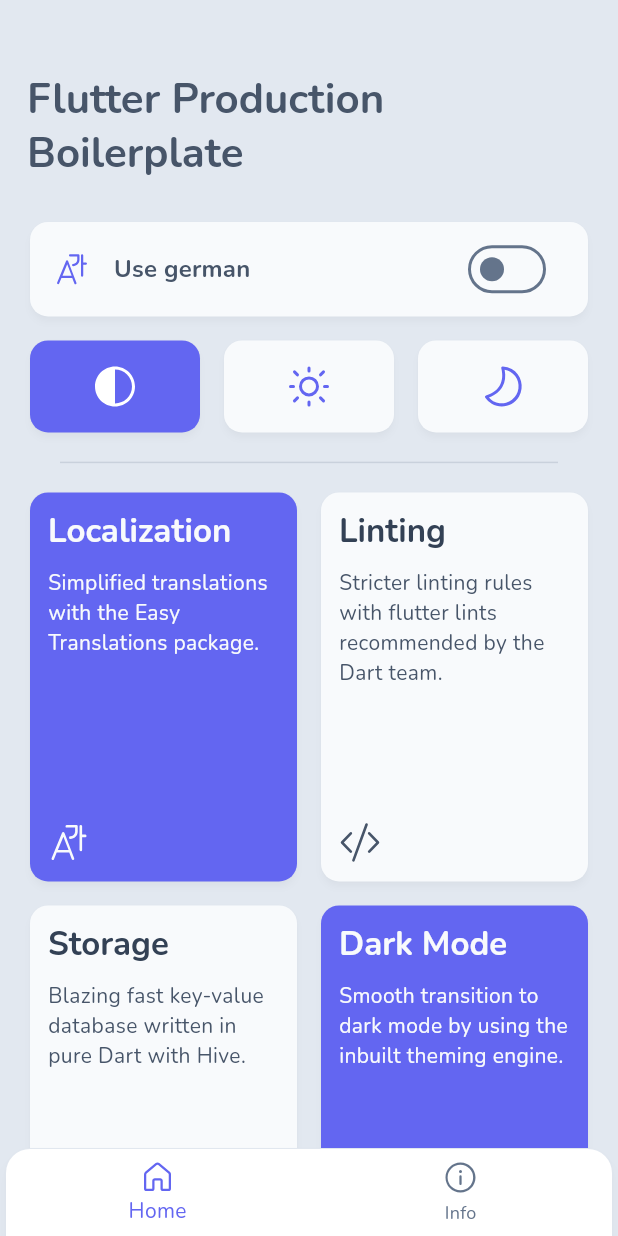
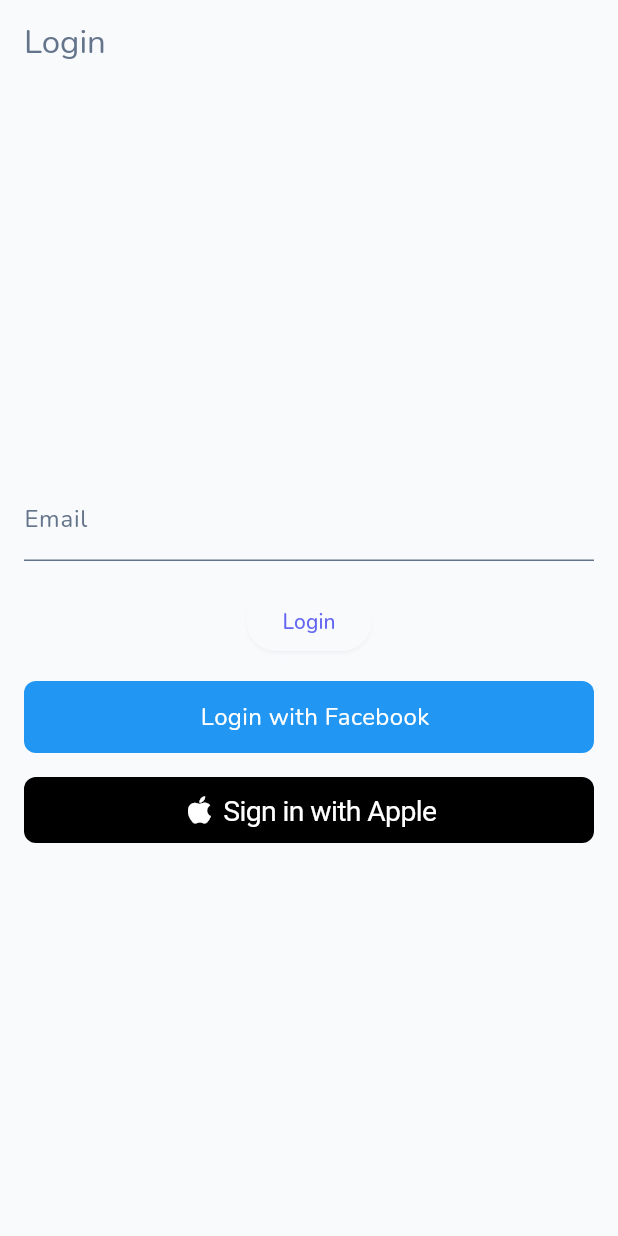
Before and after one commit to nblauren/skillswap, a Flutter app: the screen it shows after launch, on a phone screen of 412 x 824 dp. Run offline on Flutter 3.47's test engine with Material 3 defaults, Android fonts, the phone set to English and light mode, and no system bars; drawn by our look-alikes of sign_in_with_apple; our stand-ins replace cloud_firestore, easy_localization, equatable, firebase_auth, firebase_core, fluentui_system_icons and 5 more; missing offline and left inert: flutter_displaymode, flutter_facebook_auth; accounts and stored records are empty.

```diff
--- a/lib/main.dart
+++ b/lib/main.dart
@@ -1,28 +1,44 @@
 import 'dart:io';
 
 import 'package:easy_localization/easy_localization.dart';
+import 'package:firebase_core/firebase_core.dart'; // Import Firebase Core
 import 'package:flutter/material.dart';
 import 'package:flutter_bloc/flutter_bloc.dart';
 import 'package:flutter_displaymode/flutter_displaymode.dart';
 import 'package:hive/hive.dart';
 import 'package:hydrated_bloc/hydrated_bloc.dart';
 import 'package:path_provider/path_provider.dart';
+import 'package:skill_swap/firebase_options.dart';
+import 'package:skill_swap/services/locator_service.dart';
+import 'package:skill_swap/ui/screens/login_screen.dart';
 
 import 'config/theme.dart';
 import 'cubit/theme_cubit.dart';
 import 'ui/screens/skeleton_screen.dart';
 
-/// Try using const constructors as much as possible!
+/// The main entry point of the application.
+void main() async {
+  WidgetsFlutterBinding.ensureInitialized();
 
-void main() async {
+  // Initialize Firebase
+  await Firebase.initializeApp(
+    options: DefaultFirebaseOptions.currentPlatform,
+  );
+
+  // Configure dependency injection
+  await LocatorService.configureLocalModuleInjection();
+
   /// Initialize packages
-  WidgetsFlutterBinding.ensureInitialized();
   await EasyLocalization.ensureInitialized();
   if (Platform.isAndroid) {
     await FlutterDisplayMode.setHighRefreshRate();
   }
+
+  // Initialize Hive
   final Directory tmpDir = await getTemporaryDirectory();
   Hive.init(tmpDir.toString());
+
+  // Initialize Hydrated Bloc
   HydratedBloc.storage = await HydratedStorage.build(
     storageDirectory: tmpDir,
   );
@@ -41,6 +57,7 @@ void main() async {
   );
 }
 
+/// The root widget of the application.
 class MyApp extends StatelessWidget {
   const MyApp({super.key});
 
@@ -52,7 +69,7 @@ class MyApp extends StatelessWidget {
         builder: (BuildContext context, ThemeModeState state) {
           return MaterialApp(
             /// Localization is not available for the title.
-            title: 'Flutter Production Boilerplate',
+            title: 'SkillSwap',
 
             /// Theme stuff
             theme: lightTheme,
@@ -64,7 +81,7 @@ class MyApp extends StatelessWidget {
             supportedLocales: context.supportedLocales,
             locale: context.locale,
             debugShowCheckedModeBanner: false,
-            home: const SkeletonScreen(),
+            home: const LoginScreen(),
           );
         },
       ),
--- /dev/null
+++ b/lib/ui/screens/login_screen.dart
@@ -0,0 +1,137 @@
+import 'package:flutter/material.dart';
+import 'package:firebase_auth/firebase_auth.dart';
+import 'package:flutter_facebook_auth/flutter_facebook_auth.dart';
+import 'package:sign_in_with_apple/sign_in_with_apple.dart';
+import 'package:skill_swap/ui/widgets/login_screen/apple_login_button.dart';
+
+class LoginScreen extends StatefulWidget {
+  const LoginScreen({Key? key}) : super(key: key);
+
+  @override
+  State<LoginScreen> createState() => _LoginScreenState();
+}
+
+class _LoginScreenState extends State<LoginScreen> {
+  final FirebaseAuth _auth = FirebaseAuth.instance;
+  final TextEditingController _emailController = TextEditingController();
+  bool _isLoading = false;
+
+  Future<void> _login(BuildContext context) async {
+    setState(() {
+      _isLoading = true;
+    });
+
+    try {
+      final emailLink = await _auth.sendSignInLinkToEmail(
+        email: _emailController.text.trim(),
+        actionCodeSettings: ActionCodeSettings(
+            url: 'https://www.example.com/finishSignUp?cartId=1234',
+            handleCodeInApp: true,
+            iOSBundleId: 'dev.nikkothe.skillswap',
+            androidPackageName: 'dev.nikkothe.skillswap',
+            androidInstallApp: true,
+            androidMinimumVersion: '12'),
+      );
+      final UserCredential userCredential = await _auth.signInWithEmailLink(
+          email: _emailController.text.trim(), emailLink: "");
+
+      // TODO: Handle successful login
+    } catch (e) {
+      // TODO: Handle login error
+      print(e);
+    }
+
+    setState(() {
+      _isLoading = false;
+    });
+  }
+
+  Future<void> _loginWithFacebook(BuildContext context) async {
+    setState(() {
+      _isLoading = true;
+    });
+
+    try {
+      final LoginResult result = await FacebookAuth.instance.login();
+
+      if (result.status == LoginStatus.success) {
+        final AccessToken accessToken = result.accessToken!;
+        final OAuthCredential credential =
+            FacebookAuthProvider.credential(accessToken.token);
+
+        final UserCredential userCredential =
+            await _auth.signInWithCredential(credential);
+
+        // TODO: Handle successful login with Facebook
+      } else {
+        // TODO: Handle Facebook login error
+        print(result.message);
+      }
+    } catch (e) {
+      // TODO: Handle Facebook login error
+      print(e);
+    }
+
+    setState(() {
+      _isLoading = false;
+    });
+  }
+
+  @override
+  Widget build(BuildContext context) {
+    return Scaffold(
+      appBar: AppBar(
+        title: const Text('Login'),
+      ),
+      body: Container(
+        child: Padding(
+          padding: const EdgeInsets.all(16.0),
+          child: Column(
+            mainAxisAlignment: MainAxisAlignment.center,
+            children: [
+              TextField(
+                controller: _emailController,
+                decoration: const InputDecoration(
+                  labelText: 'Email',
+                ),
+              ),
+              const SizedBox(height: 16.0),
+              ElevatedButton(
+                onPressed: _isLoading ? null : () => _login(context),
+                child: _isLoading
+                    ? const CircularProgressIndicator()
+                    : const Text('Login'),
+              ),
+              const SizedBox(height: 16.0),
+              InkWell(
+                onTap: _isLoading ? null : () => _loginWithFacebook(context),
+                child: Container(
+                  height: 48.0,
+                  decoration: BoxDecoration(
+                    color: Colors.blue,
+                    borderRadius: BorderRadius.circular(8.0),
+                  ),
+                  child: Row(
+                    mainAxisAlignment: MainAxisAlignment.center,
+                    children: [
+                      const SizedBox(width: 8.0),
+                      Text(
+                        'Login with Facebook',
+                        style: TextStyle(
+                          color: Colors.white,
+                          fontSize: 16.0,
+                        ),
+                      ),
+                    ],
+                  ),
+                ),
+              ),
+              const SizedBox(height: 16.0),
+              const AppleLoginButton(),
+            ],
+          ),
+        ),
+      ),
+    );
+  }
+}
--- /dev/null
+++ b/lib/ui/widgets/login_screen/apple_login_button.dart
@@ -0,0 +1,35 @@
+import 'package:firebase_auth/firebase_auth.dart';
+import 'package:flutter/material.dart';
+import 'package:sign_in_with_apple/sign_in_with_apple.dart';
+
+class AppleLoginButton extends StatelessWidget {
+  const AppleLoginButton({super.key});
+
+  @override
+  Widget build(BuildContext context) {
+    return SignInWithAppleButton(
+      onPressed: () {
+        // Logic for Apple login
+        signInWithFacebook();
+      },
+      text: 'Sign in with Apple',
+    );
+  }
+
+  Future<void> signInWithFacebook() async {
+    final AuthorizationCredentialAppleID appleIdCredential =
+        await SignInWithApple.getAppleIDCredential(
+      scopes: [
+        AppleIDAuthorizationScopes.email,
+        AppleIDAuthorizationScopes.fullName,
+      ],
+    );
+
+    final OAuthCredential credential = OAuthProvider("apple.com").credential(
+      idToken: appleIdCredential.identityToken,
+      accessToken: appleIdCredential.authorizationCode,
+    );
+
+    await FirebaseAuth.instance.signInWithCredential(credential);
+  }
+}
```
Also changed, not shown: lib/services/locator_service.dart (added, +18 -0 lines), lib/ui/widgets/login_screen/facebook_login_button.dart (added, +33 -0 lines), pubspec.yaml (+11 -36 lines), lib/firebase_options.dart (added), pubspec.lock, 11 other files.
